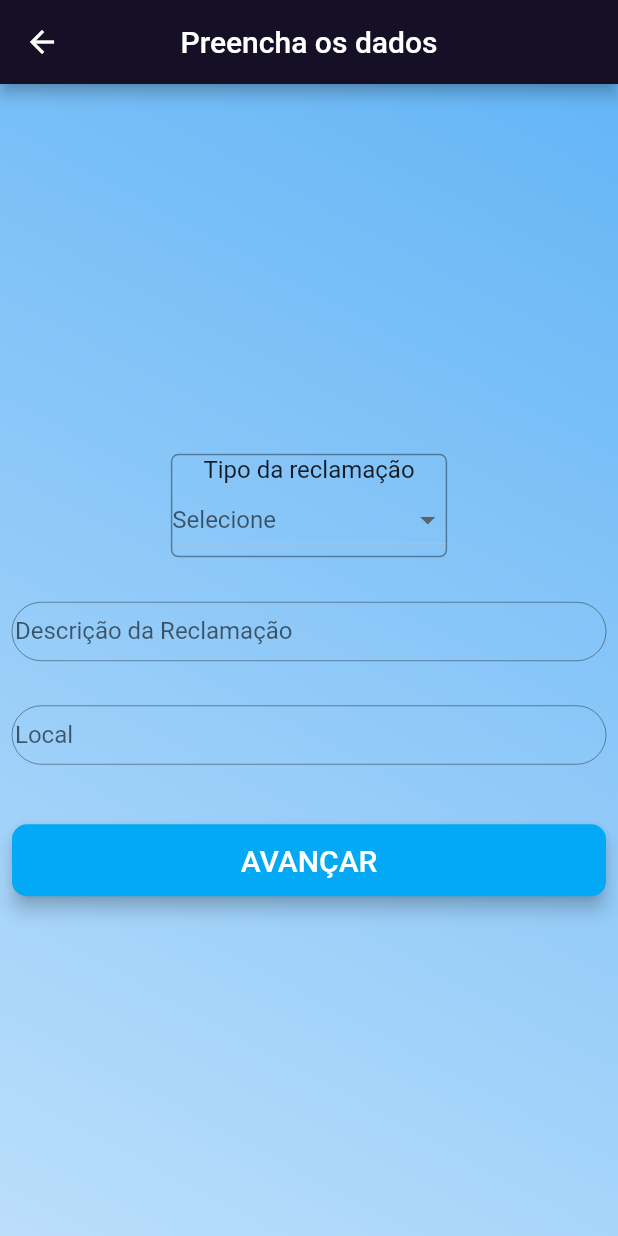
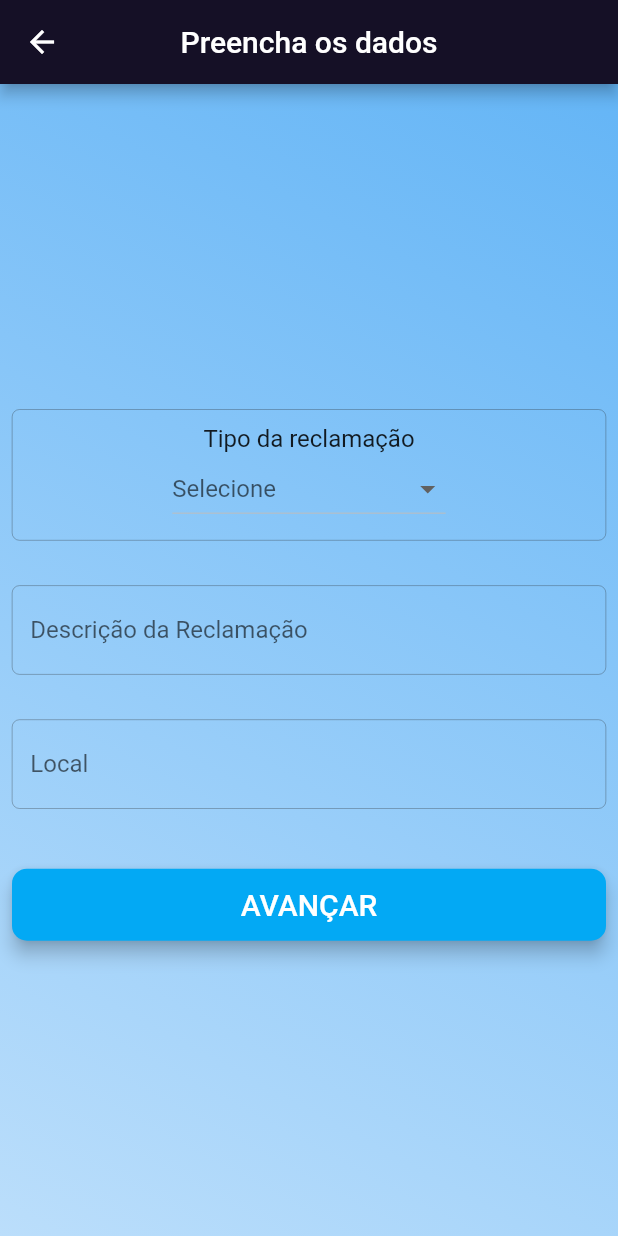
Before and after one commit to Riiquezz/QPasa_Prototype, a Flutter app: the ReportarProblema screen opened directly, on a phone screen of 412 x 824 dp. Run offline on Flutter 3.47's test engine with Material 2 defaults, Android fonts, the phone set to English and light mode, and no system bars; our stand-ins replace auto_size_text, bubble, cloud_firestore, datetime_picker_formfield, file_picker, firebase_auth and 7 more; missing offline and left inert: dart:ffi, flutter_dialogflow, flutter_facebook_login, flutter_open_whatsapp, nice_button, time_machine; accounts and stored records are empty; Roboto replaces fonts that are missing (Poppins).

Commit message:
Ajustado algumas coisas

```diff
--- a/lib/menu.dart
+++ b/lib/menu.dart
@@ -104,7 +104,7 @@ class _MenuState extends State<Menu> {
                   background: buttonColor,
                   onPressed: () {
                     FlutterOpenWhatsapp.sendSingleMessage(
-                        "NUMERO DO CARA", "Olá, preciso de ajuda!");
+                        "5554999164001", "Olá, preciso de ajuda!");
                   },
                 ),
               ],
--- a/lib/reportarProblema.dart
+++ b/lib/reportarProblema.dart
@@ -79,9 +79,13 @@ class _ReportarProblemaState extends State<ReportarProblema> {
                     height: 20.0,
                   ),
                   Container(
+                    width: 400,
+                    padding: EdgeInsets.all(10.0),
                     decoration: BoxDecoration(
-                      border: Border.all(color: Colors.black38),
-                      borderRadius: BorderRadius.circular(5),
+                      border: Border.all(color: Colors.grey[900], width: 0.20),
+                      borderRadius: BorderRadius.all(Radius.circular(
+                              5.0) //                 <--- border radius here
+                          ),
                     ),
                     child: Column(
                       children: <Widget>[
@@ -125,14 +129,19 @@ class _ReportarProblemaState extends State<ReportarProblema> {
                   SizedBox(
                     height: 30.0,
                   ),
-                  new TextFormField(
+                  Container(
+                    padding: EdgeInsets.all(10.0),
+                    decoration: BoxDecoration(
+                      border: Border.all(color: Colors.grey[900], width: 0.20),
+                      borderRadius: BorderRadius.all(Radius.circular(
+                              5.0) //                 <--- border radius here
+                          ),
+                    ),
+                    child: TextFormField(
                       decoration: new InputDecoration(
                           labelText: "Descrição da Reclamação",
                           fillColor: Colors.white,
-                      border: new OutlineInputBorder(
-                        borderRadius: new BorderRadius.circular(25.0),
-                        borderSide: new BorderSide(),
-                      ),
+                          border: InputBorder.none
                           //fillColor: Colors.green
                           ),
                       validator: (val) {
@@ -150,22 +159,28 @@ class _ReportarProblemaState extends State<ReportarProblema> {
                         fontFamily: "Poppins",
                       ),
                     ),
+                  ),
                   SizedBox(
                     height: 30.0,
                   ),
-                  new TextFormField(
+                  Container(
+                    padding: EdgeInsets.all(10.0),
+                    decoration: BoxDecoration(
+                      border: Border.all(color: Colors.grey[900], width: 0.20),
+                      borderRadius: BorderRadius.all(Radius.circular(
+                              5.0) //                 <--- border radius here
+                          ),
+                    ),
+                    child: TextFormField(
                       decoration: new InputDecoration(
                           labelText: "Local",
                           fillColor: Colors.white,
-                      border: new OutlineInputBorder(
-                        borderRadius: new BorderRadius.circular(25.0),
-                        borderSide: new BorderSide(),
-                      ),
+                          border: InputBorder.none
                           //fillColor: Colors.green
                           ),
                       validator: (val) {
                         if (val.length == 0) {
-                        return "Precisamos do local para poder te ajudar :)";
+                          return "Precisamos de uma descrição para poder te ajudar :)";
                         } else {
                           return null;
                         }
@@ -176,6 +191,7 @@ class _ReportarProblemaState extends State<ReportarProblema> {
                       },
                       style: new TextStyle(
                         fontFamily: "Poppins",
+                      ),
                     ),
                   ),
                   /*Container(
```
Also changed, not shown: lib/login.dart (+16 -9 lines), lib/main.dart (+11 -7 lines). Lines whose indentation alone changed are shown as unchanged.
